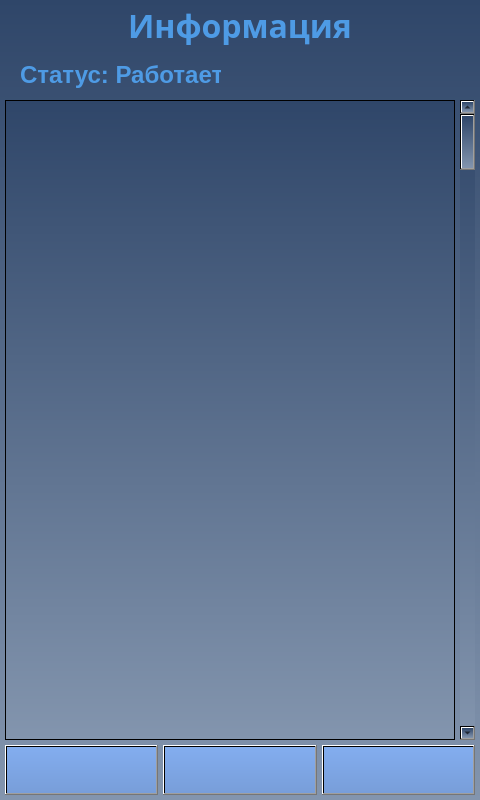
The window that client/GUI/ui/screen_2_help.ui (komrade2801/AutoSklad) describes before a commit, drawn with Qt 5.
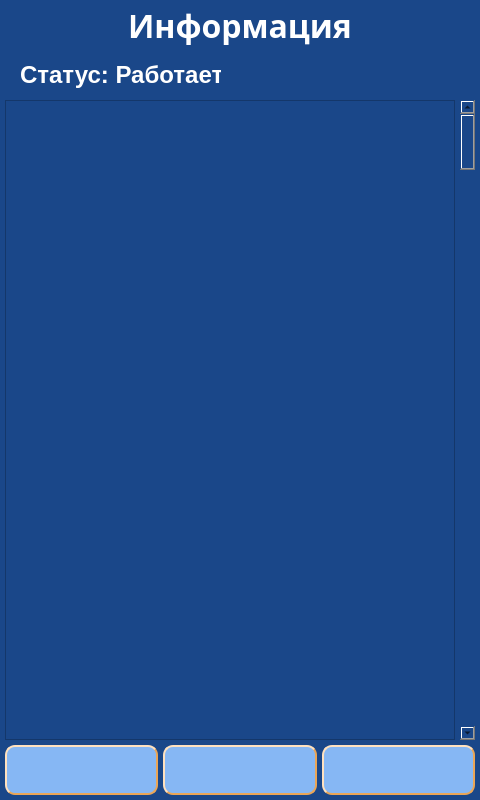
The same window after the commit. Icons and pictures are not drawn.

```diff
--- a/client/GUI/ui/screen_2_help.ui
+++ b/client/GUI/ui/screen_2_help.ui
@@ -14,8 +14,31 @@
    <string>screen_2_help</string>
   </property>
   <property name="styleSheet">
-   <string notr="true">background-color: qlineargradient(spread:pad, x1:0.5, y1:0, x2:0.5, y2:1, stop:0 rgba(47, 70, 105, 255), stop:1 rgba(131, 149, 174, 255));
-</string>
+   <string notr="true">QWidget{
+	background-color: #1A4789;
+}
+QLabel {
+	background: none;
+	color: #FFFFFF;
+	border-width: 0px;
+	border-radius: 0px;
+}
+#background {
+	color: #FFFFFF;
+	background-color: #1A4789;
+	border-width: 2px;
+	border-style: groove;
+	border-color: #ff9923;
+	border-radius: 0px;
+}
+QPushButton {
+	color: #000000;
+	background-color: #86B7F4;
+	border-width: 2px;
+	border-style: outset;
+	border-color: #EAA657;
+	border-radius: 10px;
+}</string>
   </property>
   <widget class="QTextEdit" name="text_window">
    <property name="geometry">
@@ -39,23 +62,12 @@
        </brush>
       </colorrole>
       <colorrole role="Button">
-       <brush brushstyle="LinearGradientPattern">
-        <gradient startx="0.500000000000000" starty="0.000000000000000" endx="0.500000000000000" endy="1.000000000000000" type="LinearGradient" spread="PadSpread" coordinatemode="ObjectBoundingMode">
-         <gradientstop position="0.000000000000000">
-          <color alpha="255">
-           <red>47</red>
-           <green>70</green>
-           <blue>105</blue>
-          </color>
-         </gradientstop>
-         <gradientstop position="1.000000000000000">
-          <color alpha="255">
-           <red>131</red>
-           <green>149</green>
-           <blue>174</blue>
-          </color>
-         </gradientstop>
-        </gradient>
+       <brush brushstyle="SolidPattern">
+        <color alpha="255">
+         <red>26</red>
+         <green>71</green>
+         <blue>137</blue>
+        </color>
        </brush>
       </colorrole>
       <colorrole role="Text">
@@ -77,43 +89,21 @@
        </brush>
       </colorrole>
       <colorrole role="Base">
-       <brush brushstyle="LinearGradientPattern">
-        <gradient startx="0.500000000000000" starty="0.000000000000000" endx="0.500000000000000" endy="1.000000000000000" type="LinearGradient" spread="PadSpread" coordinatemode="ObjectBoundingMode">
-         <gradientstop position="0.000000000000000">
-          <color alpha="255">
-           <red>47</red>
-           <green>70</green>
-           <blue>105</blue>
-          </color>
-         </gradientstop>
-         <gradientstop position="1.000000000000000">
-          <color alpha="255">
-           <red>131</red>
-           <green>149</green>
-           <blue>174</blue>
-          </color>
-         </gradientstop>
-        </gradient>
+       <brush brushstyle="SolidPattern">
+        <color alpha="255">
+         <red>26</red>
+         <green>71</green>
+         <blue>137</blue>
+        </color>
        </brush>
       </colorrole>
       <colorrole role="Window">
-       <brush brushstyle="LinearGradientPattern">
-        <gradient startx="0.500000000000000" starty="0.000000000000000" endx="0.500000000000000" endy="1.000000000000000" type="LinearGradient" spread="PadSpread" coordinatemode="ObjectBoundingMode">
-         <gradientstop position="0.000000000000000">
-          <color alpha="255">
-           <red>47</red>
-           <green>70</green>
-           <blue>105</blue>
-          </color>
-         </gradientstop>
-         <gradientstop position="1.000000000000000">
-          <color alpha="255">
-           <red>131</red>
-           <green>149</green>
-           <blue>174</blue>
-          </color>
-         </gradientstop>
-        </gradient>
+       <brush brushstyle="SolidPattern">
+        <color alpha="255">
+         <red>26</red>
+         <green>71</green>
+         <blue>137</blue>
+        </color>
        </brush>
       </colorrole>
       <colorrole role="PlaceholderText">
@@ -137,23 +127,12 @@
        </brush>
       </colorrole>
       <colorrole role="Button">
-       <brush brushstyle="LinearGradientPattern">
-        <gradient startx="0.500000000000000" starty="0.000000000000000" endx="0.500000000000000" endy="1.000000000000000" type="LinearGradient" spread="PadSpread" coordinatemode="ObjectBoundingMode">
-         <gradientstop position="0.000000000000000">
-          <color alpha="255">
-           <red>47</red>
-           <green>70</green>
-           <blue>105</blue>
-          </color>
-         </gradientstop>
-         <gradientstop position="1.000000000000000">
-          <color alpha="255">
-           <red>131</red>
-           <green>149</green>
-           <blue>174</blue>
-          </color>
-         </gradientstop>
-        </gradient>
+       <brush brushstyle="SolidPattern">
+        <color alpha="255">
+         <red>26</red>
+         <green>71</green>
+         <blue>137</blue>
+        </color>
        </brush>
       </colorrole>
       <colorrole role="Text">
@@ -175,43 +154,21 @@
        </brush>
       </colorrole>
       <colorrole role="Base">
-       <brush brushstyle="LinearGradientPattern">
-        <gradient startx="0.500000000000000" starty="0.000000000000000" endx="0.500000000000000" endy="1.000000000000000" type="LinearGradient" spread="PadSpread" coordinatemode="ObjectBoundingMode">
-         <gradientstop position="0.000000000000000">
-          <color alpha="255">
-           <red>47</red>
-           <green>70</green>
-           <blue>105</blue>
-          </color>
-         </gradientstop>
-         <gradientstop position="1.000000000000000">
-          <color alpha="255">
-           <red>131</red>
-           <green>149</green>
-           <blue>174</blue>
-          </color>
-         </gradientstop>
-        </gradient>
+       <brush brushstyle="SolidPattern">
+        <color alpha="255">
+         <red>26</red>
+         <green>71</green>
+         <blue>137</blue>
+        </color>
        </brush>
       </colorrole>
       <colorrole role="Window">
-       <brush brushstyle="LinearGradientPattern">
-        <gradient startx="0.500000000000000" starty="0.000000000000000" endx="0.500000000000000" endy="1.000000000000000" type="LinearGradient" spread="PadSpread" coordinatemode="ObjectBoundingMode">
-         <gradientstop position="0.000000000000000">
-          <color alpha="255">
-           <red>47</red>
-           <green>70</green>
-           <blue>105</blue>
-          </color>
-         </gradientstop>
-         <gradientstop position="1.000000000000000">
-          <color alpha="255">
-           <red>131</red>
-           <green>149</green>
-           <blue>174</blue>
-          </color>
-         </gradientstop>
-        </gradient>
+       <brush brushstyle="SolidPattern">
+        <color alpha="255">
+         <red>26</red>
+         <green>71</green>
+         <blue>137</blue>
+        </color>
        </brush>
       </colorrole>
       <colorrole role="PlaceholderText">
@@ -235,23 +192,12 @@
        </brush>
       </colorrole>
       <colorrole role="Button">
-       <brush brushstyle="LinearGradientPattern">
-        <gradient startx="0.500000000000000" starty="0.000000000000000" endx="0.500000000000000" endy="1.000000000000000" type="LinearGradient" spread="PadSpread" coordinatemode="ObjectBoundingMode">
-         <gradientstop position="0.000000000000000">
-          <color alpha="255">
-           <red>47</red>
-           <green>70</green>
-           <blue>105</blue>
-          </color>
-         </gradientstop>
-         <gradientstop position="1.000000000000000">
-          <color alpha="255">
-           <red>131</red>
-           <green>149</green>
-           <blue>174</blue>
-          </color>
-         </gradientstop>
-        </gradient>
+       <brush brushstyle="SolidPattern">
+        <color alpha="255">
+         <red>26</red>
+         <green>71</green>
+         <blue>137</blue>
+        </color>
        </brush>
       </colorrole>
       <colorrole role="Text">
@@ -273,43 +219,21 @@
        </brush>
       </colorrole>
       <colorrole role="Base">
-       <brush brushstyle="LinearGradientPattern">
-        <gradient startx="0.500000000000000" starty="0.000000000000000" endx="0.500000000000000" endy="1.000000000000000" type="LinearGradient" spread="PadSpread" coordinatemode="ObjectBoundingMode">
-         <gradientstop position="0.000000000000000">
-          <color alpha="255">
-           <red>47</red>
-           <green>70</green>
-           <blue>105</blue>
-          </color>
-         </gradientstop>
-         <gradientstop position="1.000000000000000">
-          <color alpha="255">
-           <red>131</red>
-           <green>149</green>
-           <blue>174</blue>
-          </color>
-         </gradientstop>
-        </gradient>
+       <brush brushstyle="SolidPattern">
+        <color alpha="255">
+         <red>26</red>
+         <green>71</green>
+         <blue>137</blue>
+        </color>
        </brush>
       </colorrole>
       <colorrole role="Window">
-       <brush brushstyle="LinearGradientPattern">
-        <gradient startx="0.500000000000000" starty="0.000000000000000" endx="0.500000000000000" endy="1.000000000000000" type="LinearGradient" spread="PadSpread" coordinatemode="ObjectBoundingMode">
-         <gradientstop position="0.000000000000000">
-          <color alpha="255">
-           <red>47</red>
-           <green>70</green>
-           <blue>105</blue>
-          </color>
-         </gradientstop>
-         <gradientstop position="1.000000000000000">
-          <color alpha="255">
-           <red>131</red>
-           <green>149</green>
-           <blue>174</blue>
-          </color>
-         </gradientstop>
-        </gradient>
+       <brush brushstyle="SolidPattern">
+        <color alpha="255">
+         <red>26</red>
+         <green>71</green>
+         <blue>137</blue>
+        </color>
        </brush>
       </colorrole>
       <colorrole role="PlaceholderText">
@@ -367,8 +291,12 @@
     </font>
    </property>
    <property name="styleSheet">
-    <string notr="true">background-color: qlineargradient(spread:pad, x1:0.5, y1:0, x2:0.5, y2:1, stop:0 rgba(131, 173, 239, 255), stop:1 rgba(120, 158, 217, 255));
-color: rgb(0, 49, 114);</string>
+    <string notr="true">color: #000000;
+background-color: #86B7F4;
+border-width: 2px;
+border-style: outset;
+border-color: #EAA657;
+border-radius: 10px;</string>
    </property>
    <property name="text">
     <string/>
@@ -411,8 +339,12 @@
     </font>
    </property>
    <property name="styleSheet">
-    <string notr="true">background-color: qlineargradient(spread:pad, x1:0.5, y1:0, x2:0.5, y2:1, stop:0 rgba(131, 173, 239, 255), stop:1 rgba(120, 158, 217, 255));
-color: rgb(0, 49, 114);</string>
+    <string notr="true">color: #000000;
+background-color: #86B7F4;
+border-width: 2px;
+border-style: outset;
+border-color: #EAA657;
+border-radius: 10px;</string>
    </property>
    <property name="text">
     <string/>
@@ -443,96 +375,63 @@
       <colorrole role="WindowText">
        <brush brushstyle="SolidPattern">
         <color alpha="255">
-         <red>78</red>
-         <green>155</green>
-         <blue>229</blue>
+         <red>255</red>
+         <green>255</green>
+         <blue>255</blue>
         </color>
        </brush>
       </colorrole>
       <colorrole role="Button">
-       <brush brushstyle="LinearGradientPattern">
-        <gradient startx="0.000000000000000" starty="0.000000000000000" endx="1.000000000000000" endy="0.000000000000000" type="LinearGradient" spread="PadSpread" coordinatemode="ObjectBoundingMode">
-         <gradientstop position="0.000000000000000">
-          <color alpha="0">
-           <red>0</red>
-           <green>0</green>
-           <blue>0</blue>
-          </color>
-         </gradientstop>
-         <gradientstop position="1.000000000000000">
-          <color alpha="0">
-           <red>255</red>
-           <green>255</green>
-           <blue>255</blue>
-          </color>
-         </gradientstop>
-        </gradient>
+       <brush brushstyle="SolidPattern">
+        <color alpha="255">
+         <red>26</red>
+         <green>71</green>
+         <blue>137</blue>
+        </color>
        </brush>
       </colorrole>
       <colorrole role="Text">
        <brush brushstyle="SolidPattern">
         <color alpha="255">
-         <red>78</red>
-         <green>155</green>
-         <blue>229</blue>
+         <red>255</red>
+         <green>255</green>
+         <blue>255</blue>
         </color>
        </brush>
       </colorrole>
       <colorrole role="ButtonText">
        <brush brushstyle="SolidPattern">
         <color alpha="255">
-         <red>78</red>
-         <green>155</green>
-         <blue>229</blue>
+         <red>255</red>
+         <green>255</green>
+         <blue>255</blue>
         </color>
        </brush>
       </colorrole>
       <colorrole role="Base">
-       <brush brushstyle="LinearGradientPattern">
-        <gradient startx="0.000000000000000" starty="0.000000000000000" endx="1.000000000000000" endy="0.000000000000000" type="LinearGradient" spread="PadSpread" coordinatemode="ObjectBoundingMode">
-         <gradientstop position="0.000000000000000">
-          <color alpha="0">
-           <red>0</red>
-           <green>0</green>
-           <blue>0</blue>
-          </color>
-         </gradientstop>
-         <gradientstop position="1.000000000000000">
-          <color alpha="0">
-           <red>255</red>
-           <green>255</green>
-           <blue>255</blue>
-          </color>
-         </gradientstop>
-        </gradient>
+       <brush brushstyle="SolidPattern">
+        <color alpha="255">
+         <red>26</red>
+         <green>71</green>
+         <blue>137</blue>
+        </color>
        </brush>
       </colorrole>
       <colorrole role="Window">
-       <brush brushstyle="LinearGradientPattern">
-        <gradient startx="0.000000000000000" starty="0.000000000000000" endx="1.000000000000000" endy="0.000000000000000" type="LinearGradient" spread="PadSpread" coordinatemode="ObjectBoundingMode">
-         <gradientstop position="0.000000000000000">
-          <color alpha="0">
-           <red>0</red>
-           <green>0</green>
-           <blue>0</blue>
-          </color>
-         </gradientstop>
-         <gradientstop position="1.000000000000000">
-          <color alpha="0">
-           <red>255</red>
-           <green>255</green>
-           <blue>255</blue>
-          </color>
-         </gradientstop>
-        </gradient>
+       <brush brushstyle="SolidPattern">
+        <color alpha="255">
+         <red>26</red>
+         <green>71</green>
+         <blue>137</blue>
+        </color>
        </brush>
       </colorrole>
       <colorrole role="PlaceholderText">
        <brush brushstyle="NoBrush">
         <color alpha="128">
-         <red>78</red>
-         <green>155</green>
-         <blue>229</blue>
+         <red>255</red>
+         <green>255</green>
+         <blue>255</blue>
         </color>
        </brush>
       </colorrole>
@@ -541,96 +440,63 @@
       <colorrole role="WindowText">
        <brush brushstyle="SolidPattern">
         <color alpha="255">
-         <red>78</red>
-         <green>155</green>
-         <blue>229</blue>
+         <red>255</red>
+         <green>255</green>
+         <blue>255</blue>
         </color>
        </brush>
       </colorrole>
       <colorrole role="Button">
-       <brush brushstyle="LinearGradientPattern">
-        <gradient startx="0.000000000000000" starty="0.000000000000000" endx="1.000000000000000" endy="0.000000000000000" type="LinearGradient" spread="PadSpread" coordinatemode="ObjectBoundingMode">
-         <gradientstop position="0.000000000000000">
-          <color alpha="0">
-           <red>0</red>
-           <green>0</green>
-           <blue>0</blue>
-          </color>
-         </gradientstop>
-         <gradientstop position="1.000000000000000">
-          <color alpha="0">
-           <red>255</red>
-           <green>255</green>
-           <blue>255</blue>
-          </color>
-         </gradientstop>
-        </gradient>
+       <brush brushstyle="SolidPattern">
+        <color alpha="255">
+         <red>26</red>
+         <green>71</green>
+         <blue>137</blue>
+        </color>
        </brush>
       </colorrole>
       <colorrole role="Text">
        <brush brushstyle="SolidPattern">
         <color alpha="255">
-         <red>78</red>
-         <green>155</green>
-         <blue>229</blue>
+         <red>255</red>
+         <green>255</green>
+         <blue>255</blue>
         </color>
        </brush>
       </colorrole>
       <colorrole role="ButtonText">
        <brush brushstyle="SolidPattern">
         <color alpha="255">
-         <red>78</red>
-         <green>155</green>
-         <blue>229</blue>
+         <red>255</red>
+         <green>255</green>
+         <blue>255</blue>
         </color>
        </brush>
       </colorrole>
       <colorrole role="Base">
-       <brush brushstyle="LinearGradientPattern">
-        <gradient startx="0.000000000000000" starty="0.000000000000000" endx="1.000000000000000" endy="0.000000000000000" type="LinearGradient" spread="PadSpread" coordinatemode="ObjectBoundingMode">
-         <gradientstop position="0.000000000000000">
-          <color alpha="0">
-           <red>0</red>
-           <green>0</green>
-           <blue>0</blue>
-          </color>
-         </gradientstop>
-         <gradientstop position="1.000000000000000">
-          <color alpha="0">
-           <red>255</red>
-           <green>255</green>
-           <blue>255</blue>
-          </color>
-         </gradientstop>
-        </gradient>
+       <brush brushstyle="SolidPattern">
+        <color alpha="255">
+         <red>26</red>
+         <green>71</green>
+         <blue>137</blue>
+        </color>
        </brush>
       </colorrole>
       <colorrole role="Window">
-       <brush brushstyle="LinearGradientPattern">
-        <gradient startx="0.000000000000000" starty="0.000000000000000" endx="1.000000000000000" endy="0.000000000000000" type="LinearGradient" spread="PadSpread" coordinatemode="ObjectBoundingMode">
-         <gradientstop position="0.000000000000000">
-          <color alpha="0">
-           <red>0</red>
-           <green>0</green>
-           <blue>0</blue>
-          </color>
-         </gradientstop>
-         <gradientstop position="1.000000000000000">
-          <color alpha="0">
-           <red>255</red>
-           <green>255</green>
-           <blue>255</blue>
-          </color>
-         </gradientstop>
-        </gradient>
+       <brush brushstyle="SolidPattern">
+        <color alpha="255">
+         <red>26</red>
+         <green>71</green>
+         <blue>137</blue>
+        </color>
        </brush>
       </colorrole>
       <colorrole role="PlaceholderText">
        <brush brushstyle="NoBrush">
         <color alpha="128">
-         <red>78</red>
-         <green>155</green>
-         <blue>229</blue>
+         <red>255</red>
+         <green>255</green>
+         <blue>255</blue>
         </color>
        </brush>
       </colorrole>
@@ -639,96 +505,63 @@
       <colorrole role="WindowText">
        <brush brushstyle="SolidPattern">
         <color alpha="255">
-         <red>78</red>
-         <green>155</green>
-         <blue>229</blue>
+         <red>255</red>
+         <green>255</green>
+         <blue>255</blue>
         </color>
        </brush>
       </colorrole>
       <colorrole role="Button">
-       <brush brushstyle="LinearGradientPattern">
-        <gradient startx="0.000000000000000" starty="0.000000000000000" endx="1.000000000000000" endy="0.000000000000000" type="LinearGradient" spread="PadSpread" coordinatemode="ObjectBoundingMode">
-         <gradientstop position="0.000000000000000">
-          <color alpha="0">
-           <red>0</red>
-           <green>0</green>
-           <blue>0</blue>
-          </color>
-         </gradientstop>
-         <gradientstop position="1.000000000000000">
-          <color alpha="0">
-           <red>255</red>
-           <green>255</green>
-           <blue>255</blue>
-          </color>
-         </gradientstop>
-        </gradient>
+       <brush brushstyle="SolidPattern">
+        <color alpha="255">
+         <red>26</red>
+         <green>71</green>
+         <blue>137</blue>
+        </color>
        </brush>
       </colorrole>
       <colorrole role="Text">
        <brush brushstyle="SolidPattern">
         <color alpha="255">
-         <red>78</red>
-         <green>155</green>
-         <blue>229</blue>
+         <red>255</red>
+         <green>255</green>
+         <blue>255</blue>
         </color>
        </brush>
       </colorrole>
       <colorrole role="ButtonText">
        <brush brushstyle="SolidPattern">
         <color alpha="255">
-         <red>78</red>
-         <green>155</green>
-         <blue>229</blue>
+         <red>255</red>
+         <green>255</green>
+         <blue>255</blue>
         </color>
        </brush>
       </colorrole>
       <colorrole role="Base">
-       <brush brushstyle="LinearGradientPattern">
-        <gradient startx="0.000000000000000" starty="0.000000000000000" endx="1.000000000000000" endy="0.000000000000000" type="LinearGradient" spread="PadSpread" coordinatemode="ObjectBoundingMode">
-         <gradientstop position="0.000000000000000">
-          <color alpha="0">
-           <red>0</red>
-           <green>0</green>
-           <blue>0</blue>
-          </color>
-         </gradientstop>
-         <gradientstop position="1.000000000000000">
-          <color alpha="0">
-           <red>255</red>
-           <green>255</green>
-           <blue>255</blue>
-          </color>
-         </gradientstop>
-        </gradient>
+       <brush brushstyle="SolidPattern">
+        <color alpha="255">
+         <red>26</red>
+         <green>71</green>
+         <blue>137</blue>
+        </color>
        </brush>
       </colorrole>
       <colorrole role="Window">
-       <brush brushstyle="LinearGradientPattern">
-        <gradient startx="0.000000000000000" starty="0.000000000000000" endx="1.000000000000000" endy="0.000000000000000" type="LinearGradient" spread="PadSpread" coordinatemode="ObjectBoundingMode">
-         <gradientstop position="0.000000000000000">
-          <color alpha="0">
-           <red>0</red>
-           <green>0</green>
-           <blue>0</blue>
-          </color>
-         </gradientstop>
-         <gradientstop position="1.000000000000000">
-          <color alpha="0">
-           <red>255</red>
-           <green>255</green>
-           <blue>255</blue>
-          </color>
-         </gradientstop>
-        </gradient>
+       <brush brushstyle="SolidPattern">
+        <color alpha="255">
+         <red>26</red>
+         <green>71</green>
+         <blue>137</blue>
+        </color>
        </brush>
       </colorrole>
       <colorrole role="PlaceholderText">
        <brush brushstyle="NoBrush">
         <color alpha="128">
-         <red>78</red>
-         <green>155</green>
-         <blue>229</blue>
+         <red>255</red>
+         <green>255</green>
+         <blue>255</blue>
         </color>
        </brush>
       </colorrole>
@@ -744,8 +577,10 @@
     </font>
    </property>
    <property name="styleSheet">
-    <string notr="true">color: rgb(78, 155, 229);
-background-color: qlineargradient(spread:pad, x1:0, y1:0, x2:1, y2:0, stop:0 rgba(0, 0, 0, 0), stop:1 rgba(255, 255, 255, 0));</string>
+    <string notr="true">color: #FFFFFF;
+background-color: #1A4789;
+border-width: 0px;
+border-radius: 0px;</string>
    </property>
    <property name="text">
     <string>&lt;html&gt;&lt;head/&gt;&lt;body&gt;&lt;p&gt;Статус: Работает&lt;/p&gt;&lt;/body&gt;&lt;/html&gt;</string>
@@ -794,8 +629,12 @@
     </font>
    </property>
    <property name="styleSheet">
-    <string notr="true">background-color: qlineargradient(spread:pad, x1:0.5, y1:0, x2:0.5, y2:1, stop:0 rgba(131, 173, 239, 255), stop:1 rgba(120, 158, 217, 255));
-color: rgb(0, 49, 114);</string>
+    <string notr="true">color: #000000;
+background-color: #86B7F4;
+border-width: 2px;
+border-style: outset;
+border-color: #EAA657;
+border-radius: 10px;</string>
    </property>
    <property name="text">
     <string/>
@@ -826,96 +665,63 @@
       <colorrole role="WindowText">
        <brush brushstyle="SolidPattern">
         <color alpha="255">
-         <red>78</red>
-         <green>155</green>
-         <blue>229</blue>
+         <red>255</red>
+         <green>255</green>
+         <blue>255</blue>
         </color>
        </brush>
       </colorrole>
       <colorrole role="Button">
-       <brush brushstyle="LinearGradientPattern">
-        <gradient startx="0.000000000000000" starty="0.000000000000000" endx="1.000000000000000" endy="0.000000000000000" type="LinearGradient" spread="PadSpread" coordinatemode="ObjectBoundingMode">
-         <gradientstop position="0.000000000000000">
-          <color alpha="0">
-           <red>0</red>
-           <green>0</green>
-           <blue>0</blue>
-          </color>
-         </gradientstop>
-         <gradientstop position="1.000000000000000">
-          <color alpha="0">
-           <red>255</red>
-           <green>255</green>
-           <blue>255</blue>
-          </color>
-         </gradientstop>
-        </gradient>
+       <brush brushstyle="SolidPattern">
+        <color alpha="255">
+         <red>26</red>
+         <green>71</green>
+         <blue>137</blue>
+        </color>
        </brush>
       </colorrole>
       <colorrole role="Text">
        <brush brushstyle="SolidPattern">
         <color alpha="255">
-         <red>78</red>
-         <green>155</green>
-         <blue>229</blue>
+         <red>255</red>
+         <green>255</green>
+         <blue>255</blue>
         </color>
        </brush>
       </colorrole>
       <colorrole role="ButtonText">
        <brush brushstyle="SolidPattern">
         <color alpha="255">
-         <red>78</red>
-         <green>155</green>
-         <blue>229</blue>
+         <red>255</red>
+         <green>255</green>
+         <blue>255</blue>
         </color>
        </brush>
       </colorrole>
       <colorrole role="Base">
-       <brush brushstyle="LinearGradientPattern">
-        <gradient startx="0.000000000000000" starty="0.000000000000000" endx="1.000000000000000" endy="0.000000000000000" type="LinearGradient" spread="PadSpread" coordinatemode="ObjectBoundingMode">
-         <gradientstop position="0.000000000000000">
-          <color alpha="0">
-           <red>0</red>
-           <green>0</green>
-           <blue>0</blue>
-          </color>
-         </gradientstop>
-         <gradientstop position="1.000000000000000">
-          <color alpha="0">
-           <red>255</red>
-           <green>255</green>
-           <blue>255</blue>
-          </color>
-         </gradientstop>
-        </gradient>
+       <brush brushstyle="SolidPattern">
+        <color alpha="255">
+         <red>26</red>
+         <green>71</green>
+         <blue>137</blue>
+        </color>
        </brush>
       </colorrole>
       <colorrole role="Window">
-       <brush brushstyle="LinearGradientPattern">
-        <gradient startx="0.000000000000000" starty="0.000000000000000" endx="1.000000000000000" endy="0.000000000000000" type="LinearGradient" spread="PadSpread" coordinatemode="ObjectBoundingMode">
-         <gradientstop position="0.000000000000000">
-          <color alpha="0">
-           <red>0</red>
-           <green>0</green>
-           <blue>0</blue>
-          </color>
-         </gradientstop>
-         <gradientstop position="1.000000000000000">
-          <color alpha="0">
-           <red>255</red>
-           <green>255</green>
-           <blue>255</blue>
-          </color>
-         </gradientstop>
-        </gradient>
+       <brush brushstyle="SolidPattern">
+        <color alpha="255">
+         <red>26</red>
+         <green>71</green>
+         <blue>137</blue>
+        </color>
        </brush>
       </colorrole>
       <colorrole role="PlaceholderText">
        <brush brushstyle="NoBrush">
         <color alpha="128">
-         <red>78</red>
-         <green>155</green>
-         <blue>229</blue>
+         <red>255</red>
+         <green>255</green>
+         <blue>255</blue>
         </color>
        </brush>
       </colorrole>
@@ -924,96 +730,63 @@
       <colorrole role="WindowText">
        <brush brushstyle="SolidPattern">
         <color alpha="255">
-         <red>78</red>
-         <green>155</green>
-         <blue>229</blue>
+         <red>255</red>
+         <green>255</green>
+         <blue>255</blue>
         </color>
        </brush>
       </colorrole>
       <colorrole role="Button">
-       <brush brushstyle="LinearGradientPattern">
-        <gradient startx="0.000000000000000" starty="0.000000000000000" endx="1.000000000000000" endy="0.000000000000000" type="LinearGradient" spread="PadSpread" coordinatemode="ObjectBoundingMode">
-         <gradientstop position="0.000000000000000">
-          <color alpha="0">
-           <red>0</red>
-           <green>0</green>
-           <blue>0</blue>
-          </color>
-         </gradientstop>
-         <gradientstop position="1.000000000000000">
-          <color alpha="0">
-           <red>255</red>
-           <green>255</green>
-           <blue>255</blue>
-          </color>
-         </gradientstop>
-        </gradient>
+       <brush brushstyle="SolidPattern">
+        <color alpha="255">
+         <red>26</red>
+         <green>71</green>
+         <blue>137</blue>
+        </color>
        </brush>
       </colorrole>
       <colorrole role="Text">
        <brush brushstyle="SolidPattern">
         <color alpha="255">
-         <red>78</red>
-         <green>155</green>
-         <blue>229</blue>
+         <red>255</red>
+         <green>255</green>
+         <blue>255</blue>
         </color>
        </brush>
       </colorrole>
       <colorrole role="ButtonText">
        <brush brushstyle="SolidPattern">
         <color alpha="255">
-         <red>78</red>
-         <green>155</green>
-         <blue>229</blue>
+         <red>255</red>
+         <green>255</green>
+         <blue>255</blue>
         </color>
        </brush>
       </colorrole>
       <colorrole role="Base">
-       <brush brushstyle="LinearGradientPattern">
-        <gradient startx="0.000000000000000" starty="0.000000000000000" endx="1.000000000000000" endy="0.000000000000000" type="LinearGradient" spread="PadSpread" coordinatemode="ObjectBoundingMode">
-         <gradientstop position="0.000000000000000">
-          <color alpha="0">
-           <red>0</red>
-           <green>0</green>
-           <blue>0</blue>
-          </color>
-         </gradientstop>
-         <gradientstop position="1.000000000000000">
-          <color alpha="0">
-           <red>255</red>
-           <green>255</green>
-           <blue>255</blue>
-          </color>
-         </gradientstop>
-        </gradient>
+       <brush brushstyle="SolidPattern">
+        <color alpha="255">
+         <red>26</red>
+         <green>71</green>
+         <blue>137</blue>
+        </color>
        </brush>
       </colorrole>
       <colorrole role="Window">
-       <brush brushstyle="LinearGradientPattern">
-        <gradient startx="0.000000000000000" starty="0.000000000000000" endx="1.000000000000000" endy="0.000000000000000" type="LinearGradient" spread="PadSpread" coordinatemode="ObjectBoundingMode">
-         <gradientstop position="0.000000000000000">
-          <color alpha="0">
-           <red>0</red>
-           <green>0</green>
-           <blue>0</blue>
-          </color>
-         </gradientstop>
-         <gradientstop position="1.000000000000000">
-          <color alpha="0">
-           <red>255</red>
-           <green>255</green>
-           <blue>255</blue>
-          </color>
-         </gradientstop>
-        </gradient>
+       <brush brushstyle="SolidPattern">
+        <color alpha="255">
+         <red>26</red>
+         <green>71</green>
+         <blue>137</blue>
+        </color>
        </brush>
       </colorrole>
       <colorrole role="PlaceholderText">
        <brush brushstyle="NoBrush">
         <color alpha="128">
-         <red>78</red>
-         <green>155</green>
-         <blue>229</blue>
+         <red>255</red>
+         <green>255</green>
+         <blue>255</blue>
         </color>
        </brush>
       </colorrole>
@@ -1022,96 +795,63 @@
       <colorrole role="WindowText">
        <brush brushstyle="SolidPattern">
         <color alpha="255">
-         <red>78</red>
-         <green>155</green>
-         <blue>229</blue>
+         <red>255</red>
+         <green>255</green>
+         <blue>255</blue>
         </color>
        </brush>
       </colorrole>
       <colorrole role="Button">
-       <brush brushstyle="LinearGradientPattern">
-        <gradient startx="0.000000000000000" starty="0.000000000000000" endx="1.000000000000000" endy="0.000000000000000" type="LinearGradient" spread="PadSpread" coordinatemode="ObjectBoundingMode">
-         <gradientstop position="0.000000000000000">
-          <color alpha="0">
-           <red>0</red>
-           <green>0</green>
-           <blue>0</blue>
-          </color>
-         </gradientstop>
-         <gradientstop position="1.000000000000000">
-          <color alpha="0">
-           <red>255</red>
-           <green>255</green>
-           <blue>255</blue>
-          </color>
-         </gradientstop>
-        </gradient>
+       <brush brushstyle="SolidPattern">
+        <color alpha="255">
+         <red>26</red>
+         <green>71</green>
+         <blue>137</blue>
+        </color>
        </brush>
       </colorrole>
       <colorrole role="Text">
        <brush brushstyle="SolidPattern">
         <color alpha="255">
-         <red>78</red>
-         <green>155</green>
-         <blue>229</blue>
+         <red>255</red>
+         <green>255</green>
+         <blue>255</blue>
         </color>
        </brush>
       </colorrole>
       <colorrole role="ButtonText">
        <brush brushstyle="SolidPattern">
         <color alpha="255">
-         <red>78</red>
-         <green>155</green>
-         <blue>229</blue>
+         <red>255</red>
+         <green>255</green>
+         <blue>255</blue>
         </color>
        </brush>
       </colorrole>
       <colorrole role="Base">
-       <brush brushstyle="LinearGradientPattern">
-        <gradient startx="0.000000000000000" starty="0.000000000000000" endx="1.000000000000000" endy="0.000000000000000" type="LinearGradient" spread="PadSpread" coordinatemode="ObjectBoundingMode">
-         <gradientstop position="0.000000000000000">
-          <color alpha="0">
-           <red>0</red>
-           <green>0</green>
-           <blue>0</blue>
-          </color>
-         </gradientstop>
-         <gradientstop position="1.000000000000000">
-          <color alpha="0">
-           <red>255</red>
-           <green>255</green>
-           <blue>255</blue>
-          </color>
-         </gradientstop>
-        </gradient>
+       <brush brushstyle="SolidPattern">
+        <color alpha="255">
+         <red>26</red>
+         <green>71</green>
+         <blue>137</blue>
+        </color>
        </brush>
       </colorrole>
       <colorrole role="Window">
-       <brush brushstyle="LinearGradientPattern">
-        <gradient startx="0.000000000000000" starty="0.000000000000000" endx="1.000000000000000" endy="0.000000000000000" type="LinearGradient" spread="PadSpread" coordinatemode="ObjectBoundingMode">
-         <gradientstop position="0.000000000000000">
-          <color alpha="0">
-           <red>0</red>
-           <green>0</green>
-           <blue>0</blue>
-          </color>
-         </gradientstop>
-         <gradientstop position="1.000000000000000">
-          <color alpha="0">
-           <red>255</red>
-           <green>255</green>
-           <blue>255</blue>
-          </color>
-         </gradientstop>
-        </gradient>
+       <brush brushstyle="SolidPattern">
+        <color alpha="255">
+         <red>26</red>
+         <green>71</green>
+         <blue>137</blue>
+        </color>
        </brush>
       </colorrole>
       <colorrole role="PlaceholderText">
        <brush brushstyle="NoBrush">
         <color alpha="128">
-         <red>78</red>
-         <green>155</green>
-         <blue>229</blue>
+         <red>255</red>
+         <green>255</green>
+         <blue>255</blue>
         </color>
        </brush>
       </colorrole>
@@ -1127,8 +867,10 @@
     </font>
    </property>
    <property name="styleSheet">
-    <string notr="true">color: rgb(78, 155, 229);
-background-color: qlineargradient(spread:pad, x1:0, y1:0, x2:1, y2:0, stop:0 rgba(0, 0, 0, 0), stop:1 rgba(255, 255, 255, 0));</string>
+    <string notr="true">color: #FFFFFF;
+background-color: #1A4789;
+border-width: 0px;
+border-radius: 0px;</string>
    </property>
    <property name="text">
     <string>Информация</string>
```
